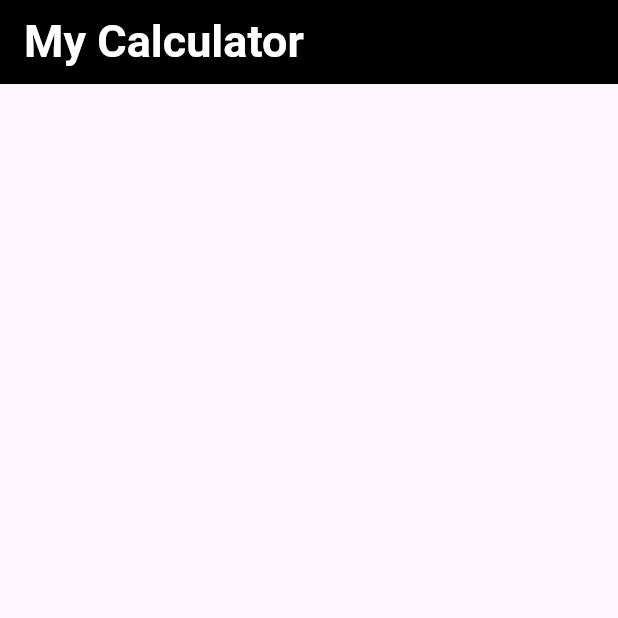
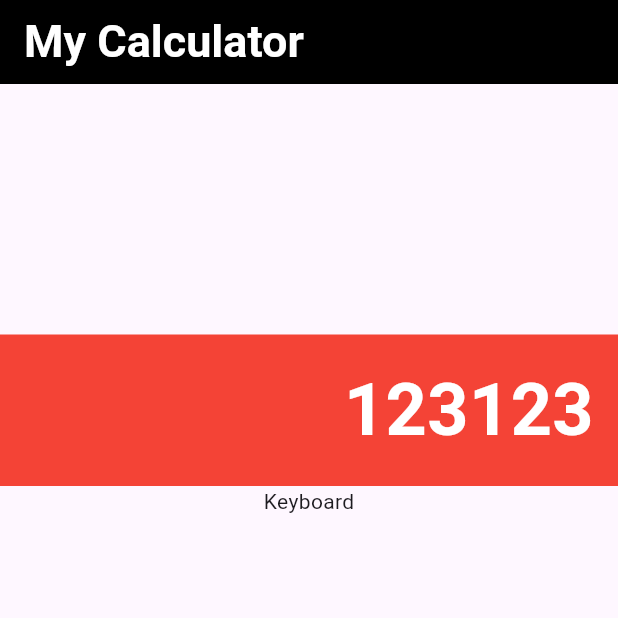
Before and after one commit to viniciuslcerqueira/mycalculator_flutter, a Flutter app: the screen it shows after launch, on a phone screen of 412 x 824 dp, the top half of it. Run offline on Flutter 3.47's test engine with Material 3 defaults, Android fonts, the phone set to English and light mode, and no system bars.

Commit message:
display widget

```diff
--- a/lib/screens/calculator_screen.dart
+++ b/lib/screens/calculator_screen.dart
@@ -1,3 +1,4 @@
+import 'package:calculator/widgets/display.dart';
 import 'package:flutter/material.dart';
 
 class CalculatorScreen extends StatelessWidget {
@@ -18,6 +19,15 @@ class CalculatorScreen extends StatelessWidget {
           ),
         ),
       ),
+      body: Column(
+        children: [
+          //Output
+          Display(texto: '123123'),
+
+          //Input
+          Container(height: 500, child: Text('Keyboard')),
+        ],
+      ),
     );
   }
 }
--- a/lib/widgets/display.dart
+++ b/lib/widgets/display.dart
@@ -1,12 +1,31 @@
 import 'package:flutter/material.dart';
 
 class Display extends StatelessWidget {
-  const Display({super.key, required this.text});
+  const Display({super.key, required this.texto});
 
-  final String text;
+  final String texto;
 
   @override
   Widget build(BuildContext context) {
-    return Container(child: Text(text));
+    return Expanded(
+      child: SingleChildScrollView(
+        reverse: true,
+        child: Container(
+          alignment: Alignment.bottomRight,
+          padding: const EdgeInsets.all(16),
+          color: Colors.red,
+          width: double.infinity,
+          child: Text(
+            texto,
+            style: TextStyle(
+              color: Colors.white,
+              fontWeight: FontWeight.bold,
+              fontSize: 48,
+            ),
+            textAlign: TextAlign.end,
+          ),
+        ),
+      ),
+    );
   }
 }
--- a/pubspec.yaml
+++ b/pubspec.yaml
@@ -34,6 +34,7 @@ dependencies:
   # The following adds the Cupertino Icons font to your application.
   # Use with the CupertinoIcons class for iOS style icons.
   cupertino_icons: ^1.0.8
+  auto_size_text: ^3.0.0
 
 dev_dependencies:
   flutter_test:
```
Also changed, not shown: pubspec.lock.
